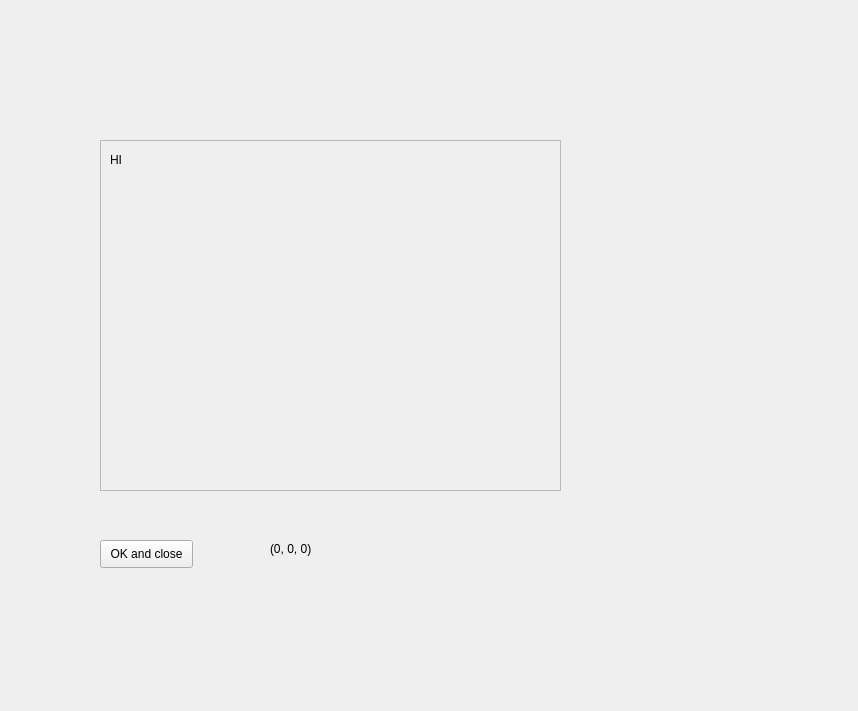
Old version of the form FunctionLib_UI/ui_set_point_system.ui in the repository PoJenCheng/AitherBot_V2.1.
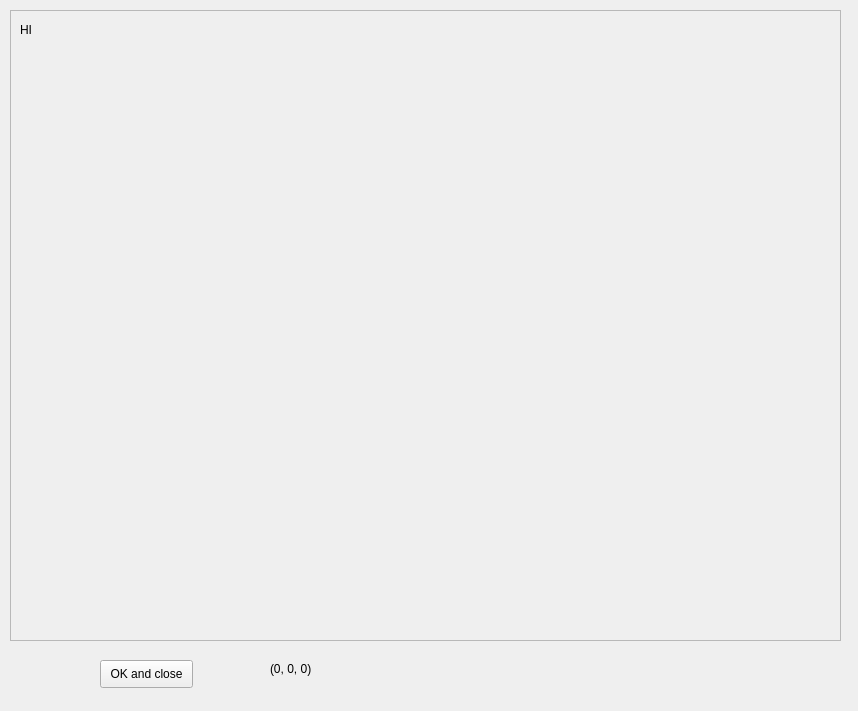
New version of the form.

What changed in the file:
```diff
--- a/FunctionLib_UI/ui_set_point_system.ui
+++ b/FunctionLib_UI/ui_set_point_system.ui
@@ -16,10 +16,10 @@
   <widget class="QScrollArea" name="scrollArea">
    <property name="geometry">
     <rect>
-     <x>100</x>
-     <y>140</y>
-     <width>461</width>
-     <height>351</height>
+     <x>10</x>
+     <y>10</y>
+     <width>831</width>
+     <height>631</height>
     </rect>
    </property>
    <property name="widgetResizable">
@@ -30,8 +30,8 @@
      <rect>
       <x>0</x>
       <y>0</y>
-      <width>459</width>
-      <height>349</height>
+      <width>829</width>
+      <height>629</height>
      </rect>
     </property>
     <layout class="QGridLayout" name="gridLayout">
@@ -75,7 +75,7 @@
    <property name="geometry">
     <rect>
      <x>100</x>
-     <y>540</y>
+     <y>660</y>
      <width>93</width>
      <height>28</height>
     </rect>
@@ -88,7 +88,7 @@
    <property name="geometry">
     <rect>
      <x>270</x>
-     <y>540</y>
+     <y>660</y>
      <width>171</width>
      <height>17</height>
     </rect>
```
